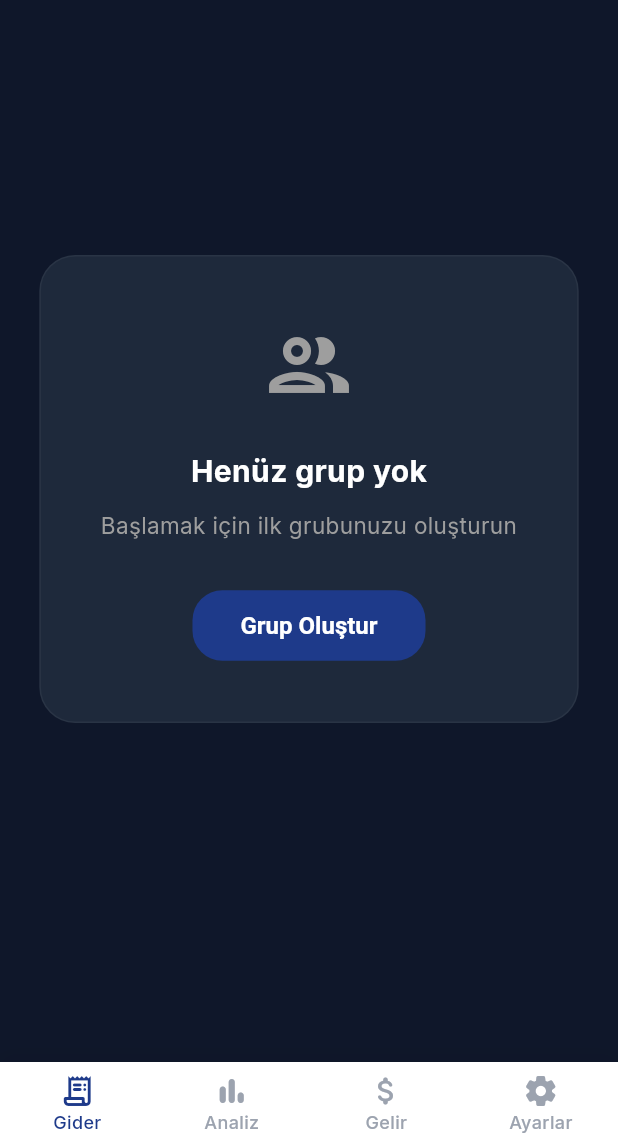
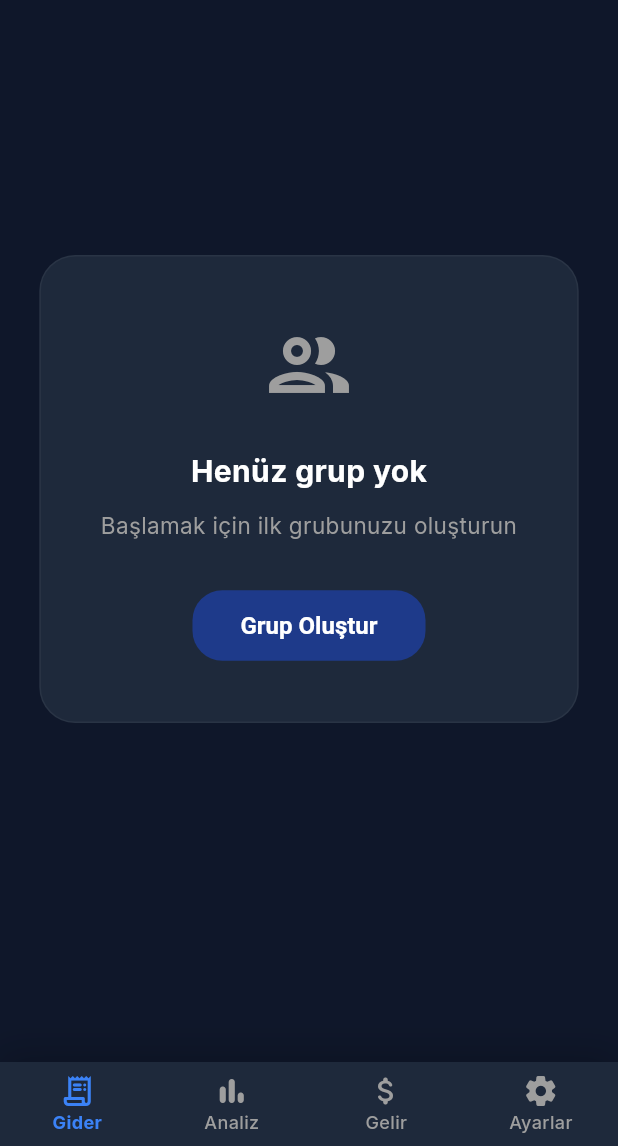
Before and after one commit to rks020/O-uz-dedinmi, a Flutter app: the screen it shows once a user with an empty profile is signed in, on a phone screen of 412 x 824 dp, the part 90-1236 px from its top. Run offline on Flutter 3.47's test engine with Material 3 defaults, Android fonts, the phone set to English and light mode, and no system bars; our stand-ins replace firebase_auth, firebase_core, firebase_database, fl_chart, flutter_riverpod, font_awesome_flutter and 1 more; accounts and stored records are empty.

Commit message:
Ana ekran ve menü çubuğu premium karanlık temaya uyarlandı

```diff
--- a/lib/screens/main_screen.dart
+++ b/lib/screens/main_screen.dart
@@ -31,14 +31,15 @@ class _MainScreenState extends State<MainScreen> {
   @override
   Widget build(BuildContext context) {
     return Scaffold(
+      backgroundColor: AppTheme.backgroundColor,
       body: _screens[_selectedIndex],
       bottomNavigationBar: Container(
         decoration: BoxDecoration(
-          color: Colors.white,
+          color: AppTheme.surfaceColor,
           boxShadow: [
             BoxShadow(
-              color: Colors.black.withValues(alpha: 0.05),
-              blurRadius: 10,
+              color: Colors.black.withOpacity(0.2),
+              blurRadius: 20,
               offset: const Offset(0, -5),
             ),
           ],
@@ -47,14 +48,12 @@ class _MainScreenState extends State<MainScreen> {
           currentIndex: _selectedIndex,
           onTap: _onItemTapped,
           type: BottomNavigationBarType.fixed,
-          backgroundColor: Colors.white,
-          selectedItemColor: AppTheme.primaryBlue,
-          unselectedItemColor: AppTheme.textLight,
+          backgroundColor: AppTheme.surfaceColor,
+          selectedItemColor: AppTheme.primaryColor,
+          unselectedItemColor: Colors.grey,
           showUnselectedLabels: true,
-          selectedLabelStyle:
-              const TextStyle(fontSize: 12, fontWeight: FontWeight.w500),
-          unselectedLabelStyle:
-              const TextStyle(fontSize: 12, fontWeight: FontWeight.w500),
+          selectedLabelStyle: const TextStyle(fontSize: 12, fontWeight: FontWeight.bold),
+          unselectedLabelStyle: const TextStyle(fontSize: 12, fontWeight: FontWeight.w500),
           elevation: 0,
           items: const [
             BottomNavigationBarItem(
```
